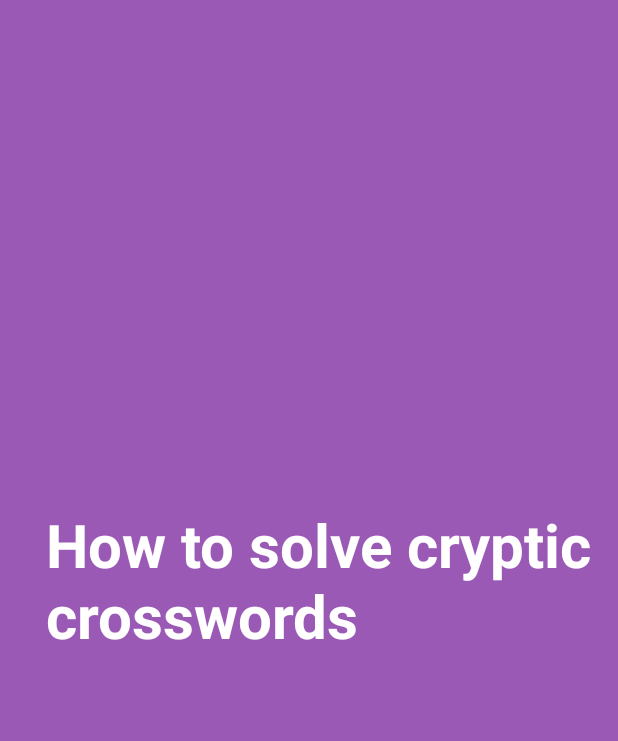
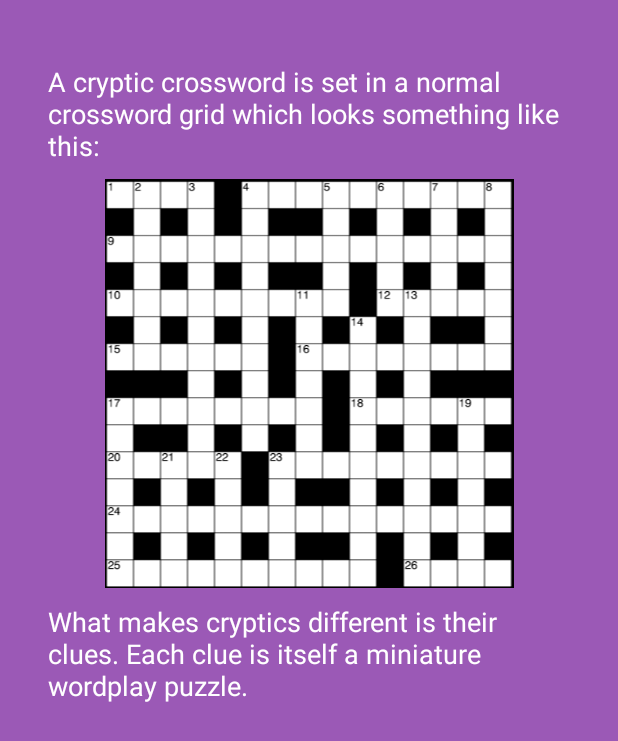
Before and after one commit to jholdstock/cryptic-crossword, an Android app: the SolveCrypticsActivity screen opened directly, with no data from a screen before it, on a phone screen of 412 x 824 dp. Shown: the top 741 px of the screen. Run offline under Robolectric (Android 15) with nearby library versions, the phone set to English and light mode, and no system bars.

Commit message:
Add first tutorial pages

```diff
--- /dev/null
+++ b/android/CrosswordDictionary/app/src/main/java/com/jamieholdstock/crossworddictionary/activities/tutorial/FragCrosswordGrid.java
@@ -0,0 +1,30 @@
+package com.jamieholdstock.crossworddictionary.activities.tutorial;
+
+import android.graphics.Bitmap;
+import android.graphics.drawable.BitmapDrawable;
+import android.graphics.drawable.Drawable;
+import android.os.Bundle;
+import android.support.v4.app.Fragment;
+import android.view.LayoutInflater;
+import android.view.View;
+import android.view.ViewGroup;
+import android.widget.ImageView;
+
+import com.jamieholdstock.crossworddictionary.R;
+
+public class FragCrosswordGrid extends Fragment {
+
+    @Override
+    public View onCreateView(LayoutInflater inflater, ViewGroup container, Bundle savedInstanceState) {
+        ViewGroup rootView = (ViewGroup) inflater.inflate(R.layout.fragment_crossword_grid, container, false);
+        ImageView imageView = (ImageView) rootView.findViewById(R.id.imageView3);
+        imageView.setImageResource(0);
+        Drawable draw = getResources().getDrawable(R.drawable.grid);
+        Bitmap bitmap = ((BitmapDrawable) draw).getBitmap();
+        Bitmap bitmapResized = Bitmap.createScaledBitmap(bitmap,
+                (int) (bitmap.getWidth() * 0.5), (int) (bitmap.getHeight() * 0.5), false);
+        draw = new BitmapDrawable(getResources(), bitmapResized);
+        imageView.setImageDrawable(draw);
+        return rootView;
+    }
+}
--- /dev/null
+++ b/android/CrosswordDictionary/app/src/main/java/com/jamieholdstock/crossworddictionary/activities/tutorial/FragQuickClue.java
@@ -0,0 +1,18 @@
+package com.jamieholdstock.crossworddictionary.activities.tutorial;
+
+import android.os.Bundle;
+import android.support.v4.app.Fragment;
+import android.view.LayoutInflater;
+import android.view.View;
+import android.view.ViewGroup;
+
+import com.jamieholdstock.crossworddictionary.R;
+
+public class FragQuickClue extends Fragment {
+
+    @Override
+    public View onCreateView(LayoutInflater inflater, ViewGroup container, Bundle savedInstanceState) {
+        ViewGroup rootView = (ViewGroup) inflater.inflate(R.layout.fragment_quick_clue, container, false);
+        return rootView;
+    }
+}
--- a/android/CrosswordDictionary/app/src/main/java/com/jamieholdstock/crossworddictionary/activities/tutorial/SolveCrypticsActivity.java
+++ b/android/CrosswordDictionary/app/src/main/java/com/jamieholdstock/crossworddictionary/activities/tutorial/SolveCrypticsActivity.java
@@ -1,13 +1,62 @@
 package com.jamieholdstock.crossworddictionary.activities.tutorial;
 
 import android.os.Bundle;
+import android.support.v4.app.Fragment;
+import android.support.v4.app.FragmentActivity;
+import android.support.v4.app.FragmentManager;
+import android.support.v4.app.FragmentStatePagerAdapter;
+import android.support.v4.view.PagerAdapter;
+import android.support.v4.view.ViewPager;
 
 import com.jamieholdstock.crossworddictionary.R;
 
-public class SolveCrypticsActivity extends TutorialActivity {
+public class SolveCrypticsActivity  extends FragmentActivity {
+
+    private static final int NUM_PAGES = 2;
+    private ViewPager mPager;
+
     @Override
     protected void onCreate(Bundle savedInstanceState) {
         super.onCreate(savedInstanceState);
         setContentView(R.layout.activity_solve_cryptics);
+
+        mPager = (ViewPager) findViewById(R.id.tutorial_pager);
+        PagerAdapter mPagerAdapter = new ScreenSlidePagerAdapter(getSupportFragmentManager());
+        mPager.setAdapter(mPagerAdapter);
+    }
+
+    @Override
+    public void onBackPressed() {
+        if (mPager.getCurrentItem() == 0) {
+            // If the user is currently looking at the first step, allow the system to handle the
+            // Back button. This calls finish() on this activity and pops the back stack.
+            super.onBackPressed();
+        } else {
+            // Otherwise, select the previous step.
+            mPager.setCurrentItem(mPager.getCurrentItem() - 1);
+        }
+    }
+
+    private class ScreenSlidePagerAdapter extends FragmentStatePagerAdapter {
+        public ScreenSlidePagerAdapter(FragmentManager fm) {
+            super(fm);
+        }
+
+        @Override
+        public Fragment getItem(int position) {
+            switch (position) {
+                case 0:
+                    return new FragCrosswordGrid();
+                case 1:
+                    return new FragQuickClue();
+                default:
+                    return null;
+            }
+        }
+
+        @Override
+        public int getCount() {
+            return NUM_PAGES;
+        }
     }
 }
--- a/android/CrosswordDictionary/app/src/main/res/layout/activity_search.xml
+++ b/android/CrosswordDictionary/app/src/main/res/layout/activity_search.xml
@@ -14,7 +14,7 @@
         android:layout_alignParentLeft="true"
         android:layout_alignParentStart="true"
         android:background="@color/Alizarin"
-        android:layout_height="80dp"
+        android:layout_height="50dp"
         android:gravity="center">
 
         <LinearLayout
@@ -37,7 +37,7 @@
                 android:textColor="@android:color/white"
                 android:hint="Search..."
                 android:selectAllOnFocus="true"
-                android:textSize="24sp"
+                android:textSize="18sp"
                 android:layout_width="250dp" />
 
         </LinearLayout>
--- a/android/CrosswordDictionary/app/src/main/res/layout/activity_solve_cryptics.xml
+++ b/android/CrosswordDictionary/app/src/main/res/layout/activity_solve_cryptics.xml
@@ -12,15 +12,10 @@
     android:background="@color/Amethyst"
     android:gravity="center">
 
-    <TextView
-        android:text="How to solve cryptic crosswords"
+    <android.support.v4.view.ViewPager
+        xmlns:android="http://schemas.android.com/apk/res/android"
+        android:id="@+id/tutorial_pager"
         android:layout_width="match_parent"
-        android:layout_height="wrap_content"
-        android:id="@+id/textView"
-        android:textStyle="normal|bold"
-        android:textColor="@color/White"
-        android:textSize="40sp"
-        android:layout_marginBottom="50dp"
-        android:layout_marginLeft="10dp" />
+        android:layout_height="match_parent" />
 
 </LinearLayout>
--- /dev/null
+++ b/android/CrosswordDictionary/app/src/main/res/layout/fragment_crossword_grid.xml
@@ -0,0 +1,49 @@
+<?xml version="1.0" encoding="utf-8"?>
+<ScrollView xmlns:android="http://schemas.android.com/apk/res/android"
+    xmlns:app="http://schemas.android.com/apk/res-auto"
+    android:id="@+id/fragment_crossword_grid"
+    android:layout_width="match_parent"
+    android:layout_height="match_parent" >
+
+    <LinearLayout
+        android:layout_width="match_parent"
+        android:layout_height="match_parent"
+        android:paddingBottom="@dimen/activity_vertical_margin"
+        android:paddingLeft="@dimen/activity_horizontal_margin"
+        android:paddingRight="@dimen/activity_horizontal_margin"
+        android:paddingTop="@dimen/activity_vertical_margin"
+        android:orientation="vertical"
+        android:background="@color/Amethyst"
+        android:gravity="center">
+
+        <TextView
+            android:text="A cryptic crossword is set in a normal crossword grid which looks something like this:"
+            android:layout_width="match_parent"
+            android:layout_height="wrap_content"
+            android:id="@+id/textView"
+            android:textStyle="normal"
+            android:textColor="@color/White"
+            android:textSize="18sp"
+            android:layout_marginBottom="10dp"
+            android:layout_marginTop="10dp" />
+
+        <ImageView
+            android:layout_width="match_parent"
+            android:layout_height="match_parent"
+            app:srcCompat="@drawable/grid"
+            android:id="@+id/imageView3" />
+
+        <TextView
+            android:text="What makes cryptics different is their clues. Each clue is itself a miniature wordplay puzzle."
+            android:layout_width="match_parent"
+            android:layout_height="wrap_content"
+            android:id="@+id/textView2"
+            android:textStyle="normal"
+            android:textColor="@color/White"
+            android:textSize="18sp"
+            android:layout_marginBottom="10dp"
+            android:layout_marginTop="10dp" />
+
+    </LinearLayout>
+
+</ScrollView>
--- a/android/CrosswordDictionary/app/src/main/res/layout/view_indicator.xml
+++ b/android/CrosswordDictionary/app/src/main/res/layout/view_indicator.xml
@@ -23,7 +23,7 @@
             android:layout_row="1"
             android:layout_column="0"
             android:gravity="center"
-            android:textSize="18sp" />
+            android:textSize="16sp" />
 
     </GridLayout>
 
--- a/android/CrosswordDictionary/app/src/main/res/layout/view_word.xml
+++ b/android/CrosswordDictionary/app/src/main/res/layout/view_word.xml
@@ -9,7 +9,7 @@
         android:id="@+id/the_word"
         android:padding="8dp"
         android:textColor="#212121"
-        android:textSize="22sp"
+        android:textSize="20sp"
         android:text="@string/title"
         android:layout_width="match_parent"
         android:layout_height="wrap_content" />
@@ -19,7 +19,6 @@
         android:orientation="vertical"
         android:layout_width="match_parent"
         android:layout_height="wrap_content"
-        android:visibility="gone"
     />
 
 </LinearLayout>
```
Also changed, not shown: android/CrosswordDictionary/app/src/main/java/com/jamieholdstock/crossworddictionary/views/WordView.java (+0 -17 lines), android/CrosswordDictionary/app/src/main/res/layout/fragment_quick_clue.xml (added, +30 -0 lines), android/CrosswordDictionary/app/src/main/res/drawable/grid.png (added).
